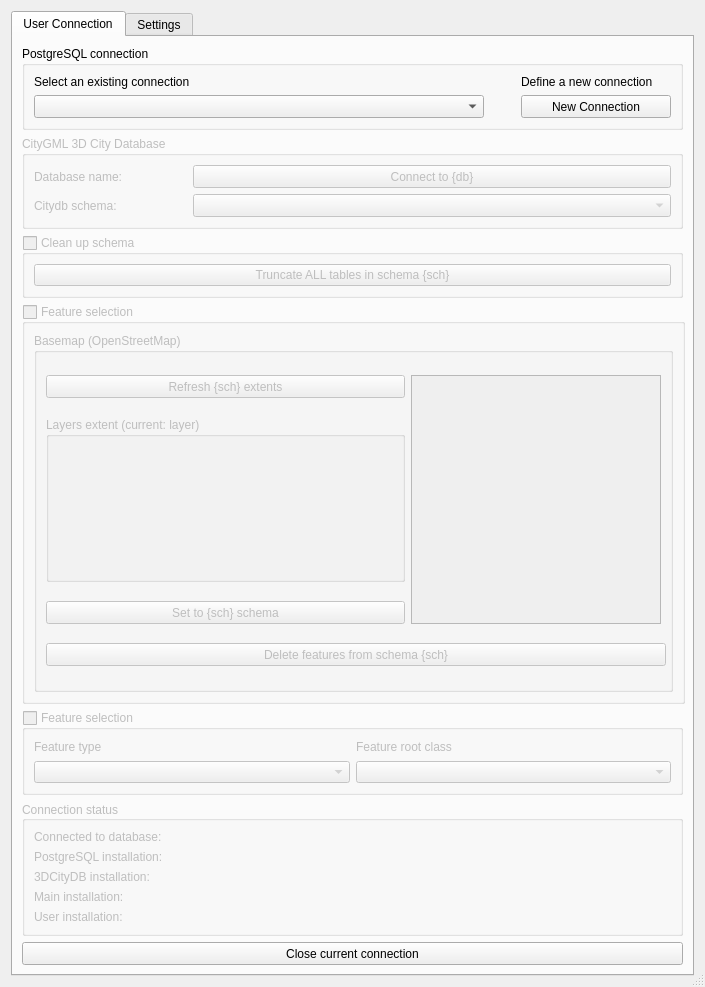
tudelft3d/3DCityDB-Tools-for-QGIS, file cdb4/gui_deleter/ui/cdb4_deleter_dialog.ui: the form before one commit.
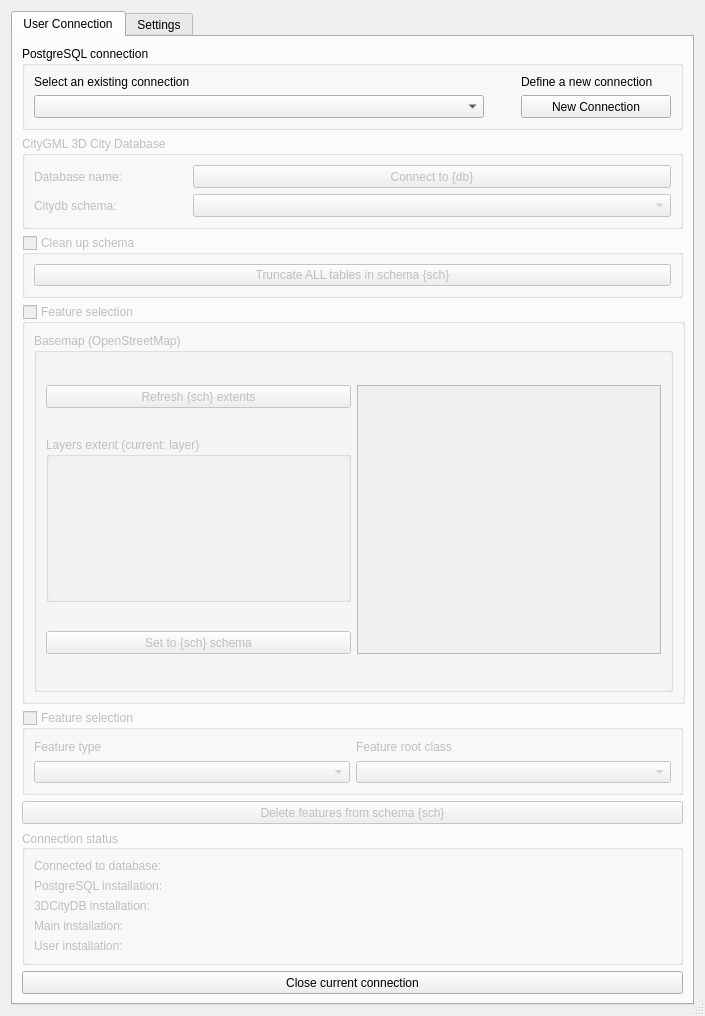
The form after the commit. Icons and pictures are not drawn. Custom widgets are drawn as their Qt base class.

```diff
--- a/cdb4/gui_deleter/ui/cdb4_deleter_dialog.ui
+++ b/cdb4/gui_deleter/ui/cdb4_deleter_dialog.ui
@@ -13,7 +13,7 @@
     <x>0</x>
     <y>0</y>
     <width>705</width>
-    <height>935</height>
+    <height>1000</height>
    </rect>
   </property>
   <property name="sizePolicy">
@@ -624,28 +624,6 @@
                </property>
               </widget>
              </item>
-             <item row="4" column="0">
-              <widget class="QPushButton" name="btnDropLayers">
-               <property name="enabled">
-                <bool>false</bool>
-               </property>
-               <property name="minimumSize">
-                <size>
-                 <width>620</width>
-                 <height>23</height>
-                </size>
-               </property>
-               <property name="toolTip">
-                <string>Delete all selected features in the current citydb schema</string>
-               </property>
-               <property name="text">
-                <string>Delete features from schema {sch}</string>
-               </property>
-               <property name="autoDefault">
-                <bool>false</bool>
-               </property>
-              </widget>
-             </item>
             </layout>
            </widget>
           </item>
@@ -705,6 +683,28 @@
          </layout>
         </widget>
        </item>
+       <item>
+        <widget class="QPushButton" name="btnDropLayers">
+         <property name="enabled">
+          <bool>false</bool>
+         </property>
+         <property name="minimumSize">
+          <size>
+           <width>620</width>
+           <height>23</height>
+          </size>
+         </property>
+         <property name="toolTip">
+          <string>Delete all selected features in the current citydb schema</string>
+         </property>
+         <property name="text">
+          <string>Delete features from schema {sch}</string>
+         </property>
+         <property name="autoDefault">
+          <bool>false</bool>
+         </property>
+        </widget>
+       </item>
        <item>
         <widget class="QGroupBox" name="gbxConnStatusC">
          <property name="enabled">
```
Left out of the diff: 50 changed lines with no effect on the pictures.
